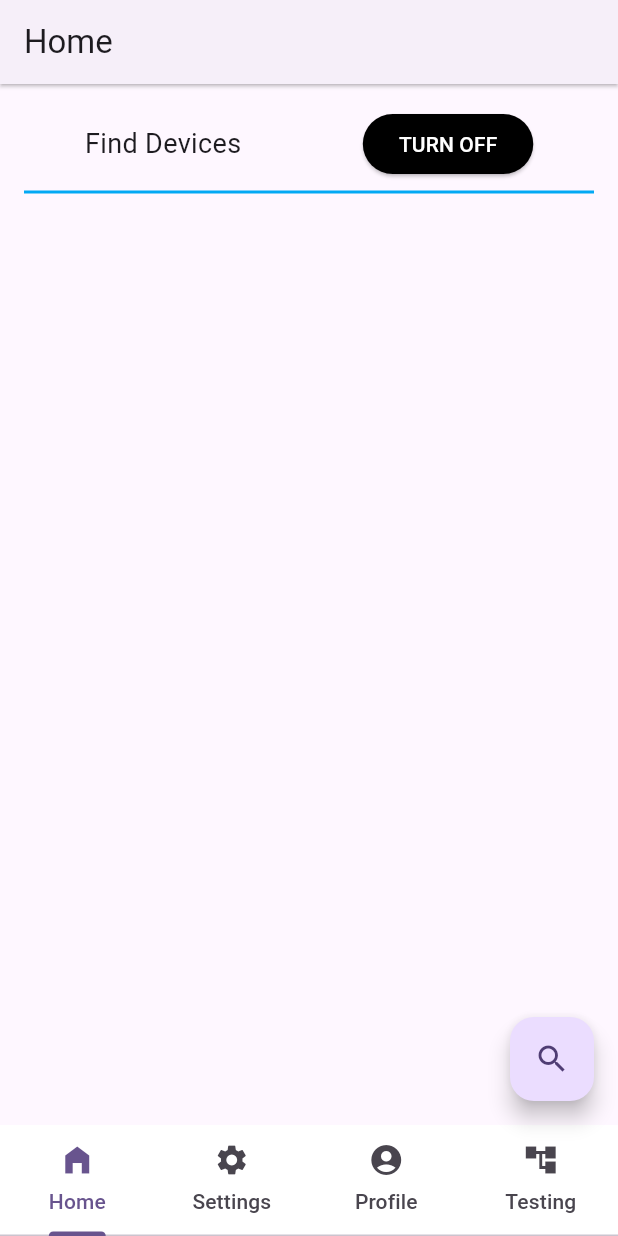
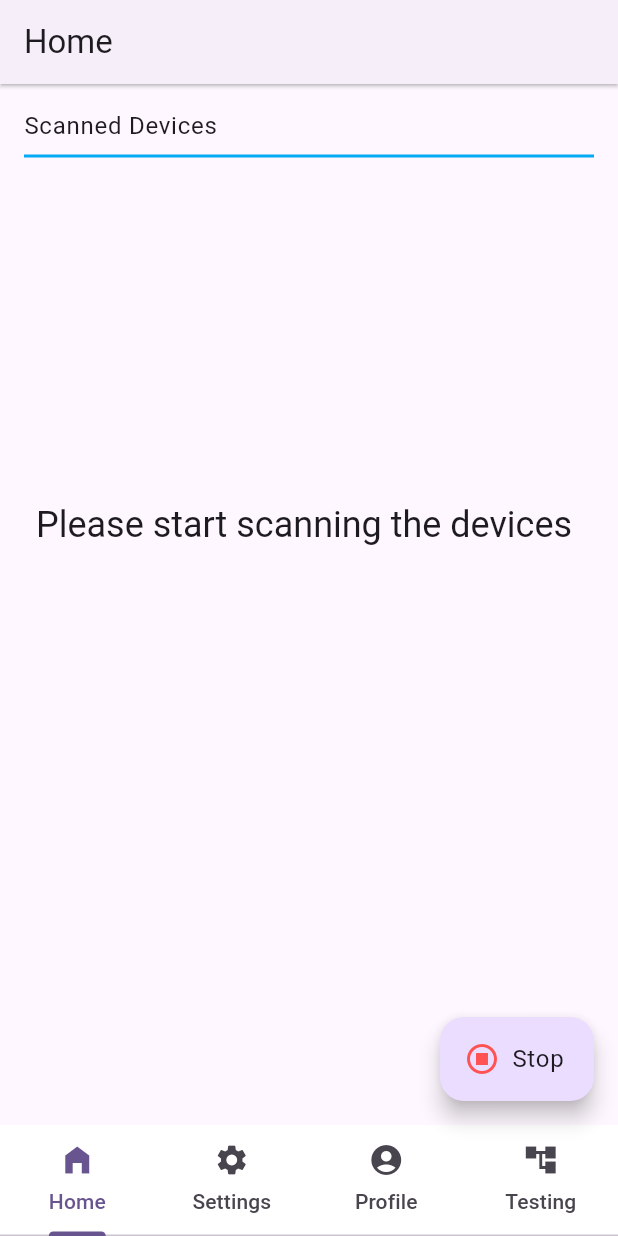
Before and after one commit to ankoosh544/sofia_develop, a Flutter app: the screen it shows after launch, on a phone screen of 412 x 824 dp. Run offline on Flutter 3.47's test engine with Material 2 defaults, Android fonts, the light colour scheme and no system bars; our stand-ins replace flutter_blue_plus, permission_handler, rxdart.

Commit message:
Continuous scanning improved and hold the scan result

```diff
--- a/sofia_app/lib/configs/app_strings.dart
+++ b/sofia_app/lib/configs/app_strings.dart
@@ -12,3 +12,9 @@ const List<String> titles = <String>[
   tabProfile,
   tabTesting,
 ];
+
+const String scannedDevices = 'Scanned Devices';
+const String stopSearching = 'STOP SEARCHING';
+const String hiThere = 'Hi There';
+const String scan = 'Scan';
+const String stop = 'Stop';
--- a/sofia_app/lib/configs/constants.dart
+++ b/sofia_app/lib/configs/constants.dart
@@ -1,6 +1,7 @@
 import 'package:flutter_blue_plus/flutter_blue_plus.dart';
 
 const bool showTestingMenu = true;
+const bool isServiceGuid = false;
 final List<Guid> serviceGuids = [
   Guid('6c962546-6011-4e1b-9d8c-05027adb3a01'), // FLOOR_SERVICE_GUID
   Guid('6c962546-6011-4e1b-9d8c-05027adb3a02'), // CAR_SERVICE_GUID
--- a/sofia_app/lib/main.dart
+++ b/sofia_app/lib/main.dart
@@ -7,10 +7,9 @@ import 'dart:io';
 import 'package:flutter/material.dart';
 import 'package:permission_handler/permission_handler.dart';
 import 'package:provider/provider.dart';
-import 'package:sofia_app/providers/home_provider.dart';
+import 'package:sofia_app/providers/ble_provider.dart';
 
 import 'screens/home/home_screen.dart';
-import 'screens/index.dart';
 
 void main() {
   if (Platform.isAndroid) {
@@ -41,9 +40,9 @@ class SofiaApp extends StatelessWidget {
         useMaterial3: true,
       ),
       home: ChangeNotifierProvider(
-        create: (_) => HomeProvider()
-          ..periodicScan()
-          ..getScanResults(),
+        create: (_) => BleProvider()
+          ..initialScan()
+          ..periodicScan(),
         child: const HomeScreen(),
       ),
     );
--- a/sofia_app/lib/providers/index.dart
+++ b/sofia_app/lib/providers/index.dart
@@ -1,4 +1,4 @@
-export 'home_provider.dart';
+export 'ble_provider.dart';
 export 'profile_provider.dart';
 export 'settings_provider.dart';
 export 'testing_provider.dart';
--- a/sofia_app/lib/screens/device_screen.dart
+++ b/sofia_app/lib/screens/home/device_screen.dart
@@ -3,7 +3,7 @@ import 'dart:math';
 import 'package:flutter/material.dart';
 import 'package:flutter_blue_plus/flutter_blue_plus.dart';
 
-import '../widgets/index.dart';
+import '../../widgets/index.dart';
 
 class DeviceScreen extends StatelessWidget {
   const DeviceScreen({Key? key, required this.device}) : super(key: key);
--- a/sofia_app/lib/screens/find_device_screen.dart
+++ b/sofia_app/lib/screens/home/find_device_screen.dart
@@ -1,14 +1,13 @@
 import 'dart:developer';
-import 'dart:io';
-
 import 'package:flutter/material.dart';
 import 'package:flutter_blue_plus/flutter_blue_plus.dart';
 import 'package:provider/provider.dart';
-import 'package:sofia_app/providers/home_provider.dart';
+import 'package:sofia_app/providers/ble_provider.dart';
 
-import '../configs/index.dart';
-import '../widgets/index.dart';
-import 'index.dart';
+import '../../configs/index.dart';
+import '../../widgets/index.dart';
+import 'bluetooth_off_screen.dart';
+import 'device_screen.dart';
 
 class FindDevicesScreen extends StatelessWidget {
   const FindDevicesScreen({Key? key}) : super(key: key);
@@ -20,8 +19,8 @@ class FindDevicesScreen extends StatelessWidget {
         title: tabHome,
       ),
       body: StreamBuilder<BluetoothState>(
-        stream: FlutterBluePlus.instance.state,
-        initialData: BluetoothState.unknown,
+        stream: context.read<BleProvider>().bluetoothStateStream,
+        initialData: context.read<BleProvider>().bluetoothState,
         builder: (c, snapshot) {
           final state = snapshot.data;
           if (state == BluetoothState.on) {
@@ -29,25 +28,11 @@ class FindDevicesScreen extends StatelessWidget {
               child: Padding(
                 padding: const EdgeInsets.all(16.0),
                 child: Column(
+                  crossAxisAlignment: CrossAxisAlignment.start,
                   children: <Widget>[
-                    Row(
-                      mainAxisAlignment: MainAxisAlignment.spaceAround,
-                      children: [
-                        const Text(
-                          'Find Devices',
-                          style: textStyle,
-                        ),
-                        ElevatedButton(
-                          style: ElevatedButton.styleFrom(
-                            foregroundColor: Colors.white,
-                            backgroundColor: Colors.black,
-                          ),
-                          onPressed: Platform.isAndroid
-                              ? () => FlutterBluePlus.instance.turnOff()
-                              : null,
-                          child: const Text('TURN OFF'),
-                        ),
-                      ],
+                    Text(
+                      scannedDevices,
+                      style: Theme.of(context).textTheme.bodyLarge,
                     ),
                     const Divider(
                       thickness: 2,
@@ -90,35 +75,15 @@ class FindDevicesScreen extends StatelessWidget {
                         );
                       },
                     ),
-                    // Consumer<HomeProvider>(
-                    //   builder: (context, provider, _) => ListView.builder(
-                    //     shrinkWrap: true,
-                    //     itemCount: provider.scanResult.length,
-                    //     itemBuilder: (BuildContext context, int index) {
-                    //       return ScanResultTile(
-                    //         result: provider.scanResult[index],
-                    //         onTap: () => Navigator.of(context).push(
-                    //           MaterialPageRoute(
-                    //             builder: (context) {
-                    //               provider.scanResult[index].device.connect();
-                    //               return DeviceScreen(
-                    //                   device: provider.scanResult[index].device);
-                    //             },
-                    //           ),
-                    //         ),
-                    //       );
-                    //     },
-                    //   ),
-                    // ),
                     StreamBuilder<List<ScanResult>>(
-                      stream: context.read<HomeProvider>().scanResult,
+                      stream: context.read<BleProvider>().scanResult,
                       initialData: const [],
                       builder: (c, snapshot) {
-                        return snapshot.hasData
+                        return snapshot.hasData && snapshot.data!.isNotEmpty
                             ? Column(
                                 children: snapshot.data!.map(
                                   (result) {
-                                    log('Psk 1 ${result.toString()}');
+                                    log('Sofia : ${result.toString()}');
                                     return ScanResultTile(
                                       result: result,
                                       onTap: () => Navigator.of(context).push(
@@ -134,7 +99,23 @@ class FindDevicesScreen extends StatelessWidget {
                                   },
                                 ).toList(),
                               )
-                            : const SizedBox.shrink();
+                            : Column(
+                                children: [
+                                  SizedBox(
+                                    height: MediaQuery.of(context).size.height *
+                                        .26,
+                                  ),
+                                  Padding(
+                                    padding: const EdgeInsets.all(8.0),
+                                    child: Text(
+                                      'Please start scanning the devices',
+                                      style: Theme.of(context)
+                                          .textTheme
+                                          .headlineSmall,
+                                    ),
+                                  ),
+                                ],
+                              );
                       },
                     ),
                   ],
--- a/sofia_app/lib/screens/home/home_screen.dart
+++ b/sofia_app/lib/screens/home/home_screen.dart
@@ -1,7 +1,6 @@
 import 'package:flutter/material.dart';
-import 'package:flutter_blue_plus/flutter_blue_plus.dart';
 import 'package:provider/provider.dart';
-import 'package:sofia_app/providers/home_provider.dart';
+import 'package:sofia_app/providers/ble_provider.dart';
 import 'package:sofia_app/providers/profile_provider.dart';
 import 'package:sofia_app/providers/settings_provider.dart';
 import 'package:sofia_app/providers/testing_provider.dart';
@@ -10,7 +9,7 @@ import 'package:sofia_app/screens/settings/settings_screen.dart';
 import 'package:sofia_app/screens/testing/testing_screen.dart';
 
 import '../../configs/index.dart';
-import '../index.dart';
+import 'find_device_screen.dart';
 
 class HomeScreen extends StatelessWidget {
   const HomeScreen({super.key});
@@ -64,19 +63,34 @@ class HomeScreen extends StatelessWidget {
           ],
         ),
         floatingActionButton: StreamBuilder<bool>(
-          stream: FlutterBluePlus.instance.isScanning,
-          initialData: false,
+          stream: context.read<BleProvider>().isScanningStream,
+          initialData: context.read<BleProvider>().isScanning,
           builder: (c, snapshot) {
             if (snapshot.data!) {
-              return FloatingActionButton(
-                onPressed: () => context.read<HomeProvider>().stopScan(),
-                backgroundColor: Colors.red,
-                child: const Icon(Icons.stop),
+              return FloatingActionButton.extended(
+                onPressed: () => context.read<BleProvider>().stopScan(),
+                label: Text(
+                  stop,
+                  style: Theme.of(context).textTheme.bodyLarge,
+                ),
+                icon: const Icon(
+                  Icons.stop_circle_outlined,
+                  color: Colors.redAccent,
+                ),
               );
             } else {
-              return FloatingActionButton(
-                child: const Icon(Icons.search),
-                onPressed: () => context.read<HomeProvider>().periodicScan(),
+              return FloatingActionButton.extended(
+                onPressed: () => context.read<BleProvider>()
+                  ..initialScan()
+                  ..periodicScan(),
+                label: Text(
+                  scan,
+                  style: Theme.of(context).textTheme.bodyLarge,
+                ),
+                icon: const Icon(
+                  Icons.search_outlined,
+                  color: Colors.blueAccent,
+                ),
               );
             }
           },
--- a/sofia_app/lib/screens/index.dart
+++ /dev/null
@@ -1,4 +0,0 @@
-export 'bluetooth_off_screen.dart';
-export 'device_screen.dart';
-export 'find_device_screen.dart';
-export 'home/home_screen.dart';
--- a/sofia_app/lib/widgets/index.dart
+++ b/sofia_app/lib/widgets/index.dart
@@ -1,5 +1,5 @@
 export 'adapter_tile.dart';
-export 'app_bar.dart';
+export 'sofia_app_bar.dart';
 export 'characteristic_tile.dart';
 export 'descriptor_tile.dart';
 export 'scan_result_tile.dart';
--- a/sofia_app/pubspec.yaml
+++ b/sofia_app/pubspec.yaml
@@ -39,6 +39,7 @@ dependencies:
   permission_handler: ^10.2.0
   provider: ^6.0.5
   rxdart: ^0.27.7
+  avatar_glow: ^2.0.2
 
 dev_dependencies:
   flutter_test:
```
Also changed, not shown: sofia_app/lib/providers/ble_provider.dart (added, +81 -0 lines), sofia_app/lib/providers/home_provider.dart (deleted, +0 -45 lines), sofia_app/lib/widgets/scan_result_tile.dart (+10 -3 lines), sofia_app/lib/screens/home/bluetooth_off_screen.dart (renamed from sofia_app/lib/screens/bluetooth_off_screen.dart), sofia_app/lib/widgets/sofia_app_bar.dart (renamed from sofia_app/lib/widgets/app_bar.dart), sofia_app/pubspec.lock.
